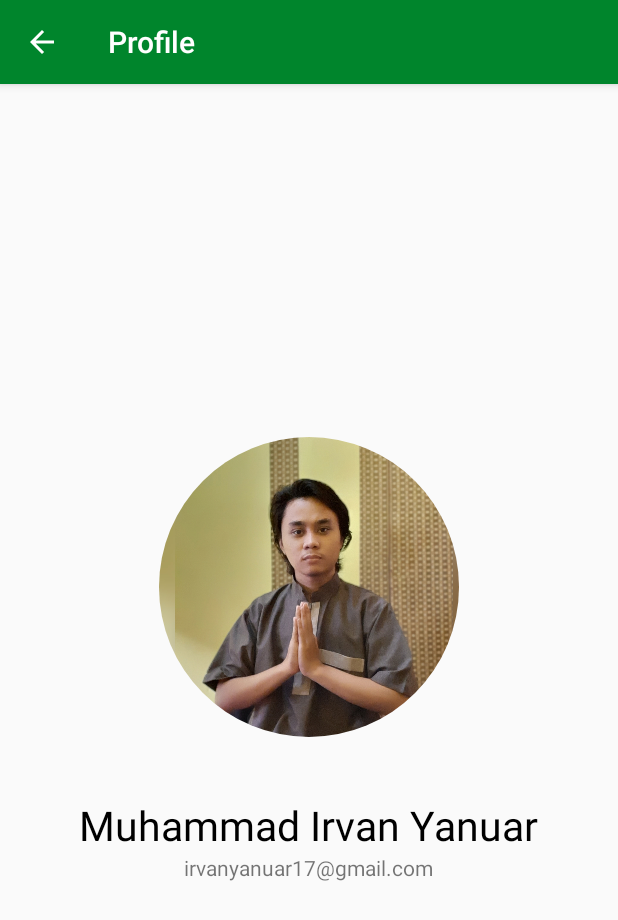
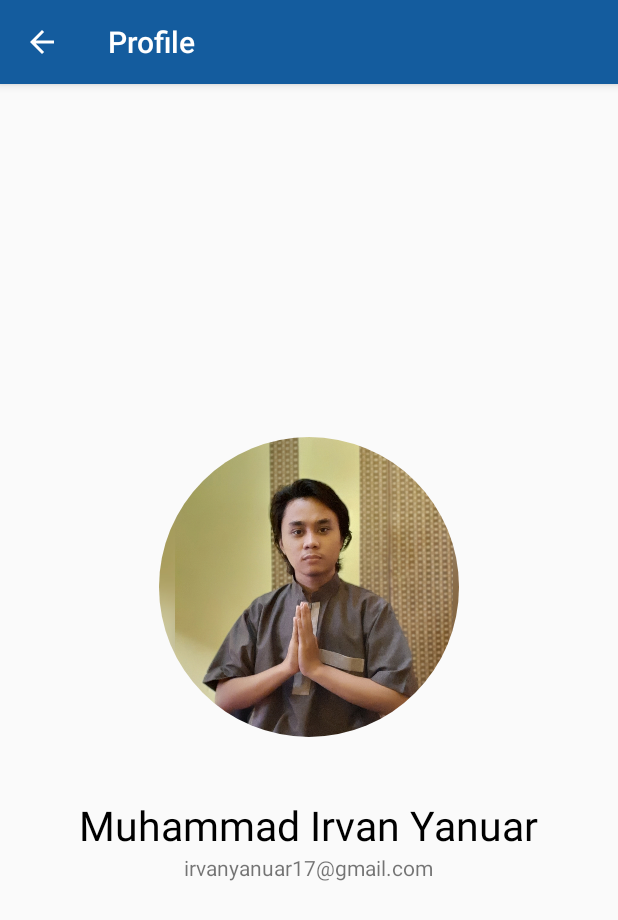
Before and after one commit to irvanyanuar/jatimtour, an Android app: the ProfileActivity screen opened directly, with no data from a screen before it, on a phone screen of 412 x 824 dp. Shown: the top 920 px of the screen. Run offline under Robolectric (Android 15) with nearby library versions, the light colour scheme and no system bars; our stand-ins replace CircleImageView.

Commit message:
mengubah tema app

```diff
--- a/app/src/main/res/values/colors.xml
+++ b/app/src/main/res/values/colors.xml
@@ -1,6 +1,6 @@
 <?xml version="1.0" encoding="utf-8"?>
 <resources>
-    <color name="colorPrimary">#00852C</color>
-    <color name="colorPrimaryDark">#19381F</color>
-    <color name="colorAccent">#19381F</color>
+    <color name="colorPrimary">#145C9E</color>
+    <color name="colorPrimaryDark">#190933</color>
+    <color name="colorAccent">#A0AAB2</color>
 </resources>
```
